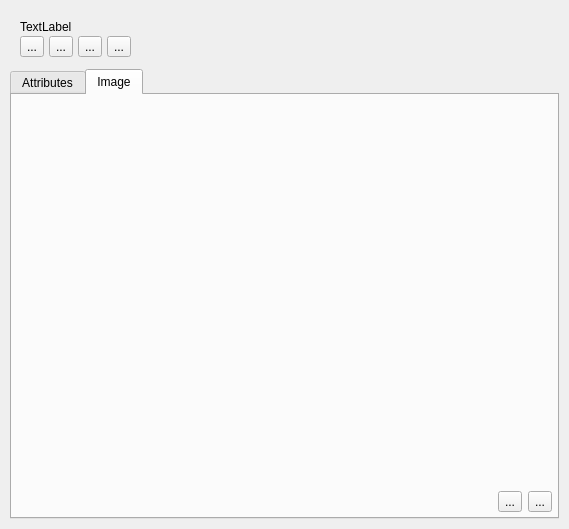
First picture: the form in ui/identifyplusresultsbase.ui, repository nextgis/qgis_identifyplus, before the edit.
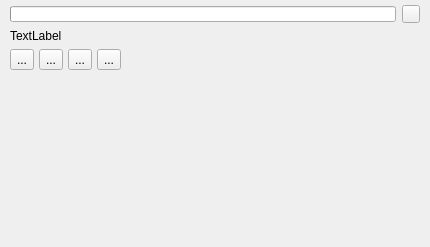
Second picture: the form after the edit. The open tabs and pages were chosen to show the change. Icons and pictures are not drawn.

```diff
--- a/ui/identifyplusresultsbase.ui
+++ b/ui/identifyplusresultsbase.ui
@@ -1,30 +1,100 @@
 <?xml version="1.0" encoding="UTF-8"?>
 <ui version="4.0">
  <class>IdentifyPlusResults</class>
- <widget class="QDialog" name="IdentifyPlusResults">
+ <widget class="QWidget" name="IdentifyPlusResults">
   <property name="geometry">
    <rect>
     <x>0</x>
     <y>0</y>
-    <width>569</width>
-    <height>529</height>
+    <width>430</width>
+    <height>247</height>
    </rect>
   </property>
+  <property name="sizePolicy">
+   <sizepolicy hsizetype="Preferred" vsizetype="Preferred">
+    <horstretch>0</horstretch>
+    <verstretch>0</verstretch>
+   </sizepolicy>
+  </property>
   <property name="windowTitle">
-   <string>Identify results</string>
+   <string>Form</string>
   </property>
-  <layout class="QVBoxLayout" name="verticalLayout_5">
-   <property name="spacing">
-    <number>2</number>
-   </property>
+  <layout class="QVBoxLayout" name="verticalLayout">
    <property name="margin">
-    <number>10</number>
+    <number>0</number>
    </property>
    <item>
     <layout class="QVBoxLayout" name="verticalLayout_4">
-     <property name="margin">
+     <property name="leftMargin">
       <number>10</number>
      </property>
+     <property name="topMargin">
+      <number>5</number>
+     </property>
+     <property name="rightMargin">
+      <number>10</number>
+     </property>
+     <property name="bottomMargin">
+      <number>0</number>
+     </property>
+     <item>
+      <layout class="QHBoxLayout" name="horizontalLayout_2">
+       <property name="topMargin">
+        <number>0</number>
+       </property>
+       <item>
+        <widget class="QProgressBar" name="progressBar">
+         <property name="enabled">
+          <bool>true</bool>
+         </property>
+         <property name="sizePolicy">
+          <sizepolicy hsizetype="Expanding" vsizetype="Fixed">
+           <horstretch>0</horstretch>
+           <verstretch>0</verstretch>
+          </sizepolicy>
+         </property>
+         <property name="baseSize">
+          <size>
+           <width>0</width>
+           <height>0</height>
+          </size>
+         </property>
+         <property name="styleSheet">
+          <string notr="true">height:10</string>
+         </property>
+         <property name="value">
+          <number>0</number>
+         </property>
+         <property name="textVisible">
+          <bool>false</bool>
+         </property>
+         <property name="orientation">
+          <enum>Qt::Horizontal</enum>
+         </property>
+        </widget>
+       </item>
+       <item>
+        <widget class="QPushButton" name="pushButton">
+         <property name="sizePolicy">
+          <sizepolicy hsizetype="Minimum" vsizetype="Minimum">
+           <horstretch>0</horstretch>
+           <verstretch>0</verstretch>
+          </sizepolicy>
+         </property>
+         <property name="styleSheet">
+          <string notr="true">height:10;width:10</string>
+         </property>
+         <property name="text">
+          <string/>
+         </property>
+         <property name="icon">
+          <iconset resource="../resources.qrc">
+           <normaloff>:/icons/close.png</normaloff>:/icons/close.png</iconset>
+         </property>
+        </widget>
+       </item>
+      </layout>
+     </item>
      <item>
       <widget class="QLabel" name="lblFeatures">
        <property name="text">
@@ -111,141 +181,24 @@
     </layout>
    </item>
    <item>
-    <widget class="QTabWidget" name="tabWidget">
+    <widget class="QWidget" name="widget" native="true">
      <property name="sizePolicy">
-      <sizepolicy hsizetype="Expanding" vsizetype="Expanding">
+      <sizepolicy hsizetype="Preferred" vsizetype="Expanding">
        <horstretch>0</horstretch>
        <verstretch>0</verstretch>
       </sizepolicy>
      </property>
-     <property name="currentIndex">
-      <number>0</number>
+     <property name="contextMenuPolicy">
+      <enum>Qt::PreventContextMenu</enum>
      </property>
-     <widget class="QWidget" name="tab">
-      <attribute name="title">
-       <string>Attributes</string>
-      </attribute>
-      <layout class="QVBoxLayout" name="verticalLayout">
-       <property name="spacing">
-        <number>2</number>
-       </property>
-       <property name="margin">
-        <number>0</number>
-       </property>
-       <item>
-        <widget class="QTableWidget" name="tblAttributes">
-         <property name="editTriggers">
-          <set>QAbstractItemView::NoEditTriggers</set>
-         </property>
-         <property name="alternatingRowColors">
-          <bool>true</bool>
-         </property>
-         <property name="selectionMode">
-          <enum>QAbstractItemView::SingleSelection</enum>
-         </property>
-         <property name="selectionBehavior">
-          <enum>QAbstractItemView::SelectRows</enum>
-         </property>
-         <attribute name="horizontalHeaderStretchLastSection">
-          <bool>true</bool>
-         </attribute>
-         <column>
-          <property name="text">
-           <string>Name</string>
-          </property>
-         </column>
-         <column>
-          <property name="text">
-           <string>Value</string>
-          </property>
-         </column>
-        </widget>
-       </item>
-      </layout>
-     </widget>
-     <widget class="QWidget" name="tab_2">
-      <attribute name="title">
-       <string>Image</string>
-      </attribute>
-      <layout class="QVBoxLayout" name="verticalLayout_2">
-       <property name="spacing">
-        <number>0</number>
-       </property>
-       <property name="margin">
-        <number>5</number>
-       </property>
-       <item>
-        <widget class="QWidget" name="galleryWidget" native="true">
-         <property name="sizePolicy">
-          <sizepolicy hsizetype="Expanding" vsizetype="Expanding">
-           <horstretch>0</horstretch>
-           <verstretch>0</verstretch>
-          </sizepolicy>
-         </property>
-        </widget>
-       </item>
-       <item>
-        <layout class="QHBoxLayout" name="horizontalLayout_4">
-         <property name="spacing">
-          <number>6</number>
-         </property>
-         <item>
-          <spacer name="horizontalSpacer">
-           <property name="orientation">
-            <enum>Qt::Horizontal</enum>
-           </property>
-           <property name="sizeHint" stdset="0">
-            <size>
-             <width>40</width>
-             <height>20</height>
-            </size>
-           </property>
-          </spacer>
-         </item>
-         <item>
-          <widget class="QToolButton" name="btnLoadPhoto">
-           <property name="toolTip">
-            <string>Load photo to database</string>
-           </property>
-           <property name="text">
-            <string>...</string>
-           </property>
-           <property name="icon">
-            <iconset resource="../resources.qrc">
-             <normaloff>:/icons/add.png</normaloff>:/icons/add.png</iconset>
-           </property>
-           <property name="iconSize">
-            <size>
-             <width>24</width>
-             <height>24</height>
-            </size>
-           </property>
-          </widget>
-         </item>
-         <item>
-          <widget class="QToolButton" name="btnSaveAllPhotos">
-           <property name="toolTip">
-            <string>Save all photos to disk</string>
-           </property>
-           <property name="text">
-            <string>...</string>
-           </property>
-           <property name="icon">
-            <iconset resource="../resources.qrc">
-             <normaloff>:/icons/download.png</normaloff>:/icons/download.png</iconset>
-           </property>
-           <property name="iconSize">
-            <size>
-             <width>24</width>
-             <height>24</height>
-            </size>
-           </property>
-          </widget>
-         </item>
-        </layout>
-       </item>
-      </layout>
-     </widget>
+     <layout class="QVBoxLayout" name="loObjectContainer">
+      <property name="spacing">
+       <number>0</number>
+      </property>
+      <property name="margin">
+       <number>0</number>
+      </property>
+     </layout>
     </widget>
    </item>
   </layout>
```
